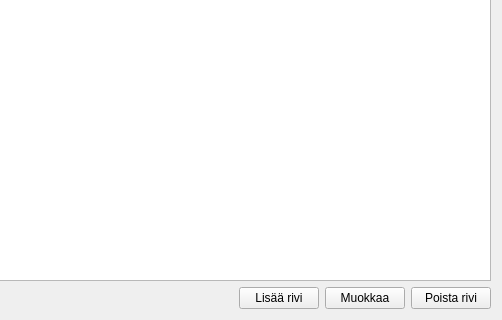
First picture: the form in kitupiikki/apuri/tilioteapuri.ui, repository artoh/kitupiikki, before the edit; both pictures show x 204 to 706 and y 167 to 487 of the 706 by 487 pixel window.
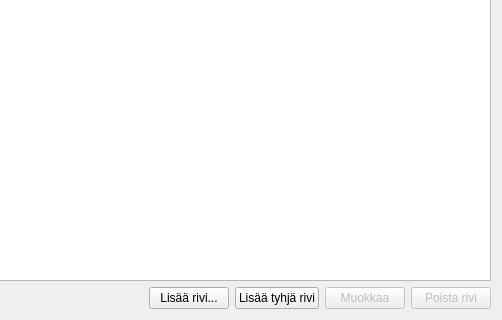
Second picture: the form after the edit. Icons and pictures are not drawn.

The edit to the form file:
```diff
--- a/kitupiikki/apuri/tilioteapuri.ui
+++ b/kitupiikki/apuri/tilioteapuri.ui
@@ -42,7 +42,18 @@
      <item>
       <widget class="QPushButton" name="lisaaRiviNappi">
        <property name="text">
-        <string>Lisää rivi</string>
+        <string>Lisää rivi...</string>
+       </property>
+       <property name="icon">
+        <iconset resource="../pic/pic.qrc">
+         <normaloff>:/pic/lisaarivi.png</normaloff>:/pic/lisaarivi.png</iconset>
+       </property>
+      </widget>
+     </item>
+     <item>
+      <widget class="QPushButton" name="lisaaTyhjaBtn">
+       <property name="text">
+        <string>Lisää tyhjä rivi</string>
        </property>
        <property name="icon">
         <iconset resource="../pic/pic.qrc">
@@ -52,6 +63,9 @@
      </item>
      <item>
       <widget class="QPushButton" name="muokkaaNappi">
+       <property name="enabled">
+        <bool>false</bool>
+       </property>
        <property name="text">
         <string>Muokkaa</string>
        </property>
@@ -63,6 +77,9 @@
      </item>
      <item>
       <widget class="QPushButton" name="poistaNappi">
+       <property name="enabled">
+        <bool>false</bool>
+       </property>
        <property name="text">
         <string>Poista rivi</string>
        </property>
```
Left out of the diff: 9 changed lines with no effect on the pictures.
